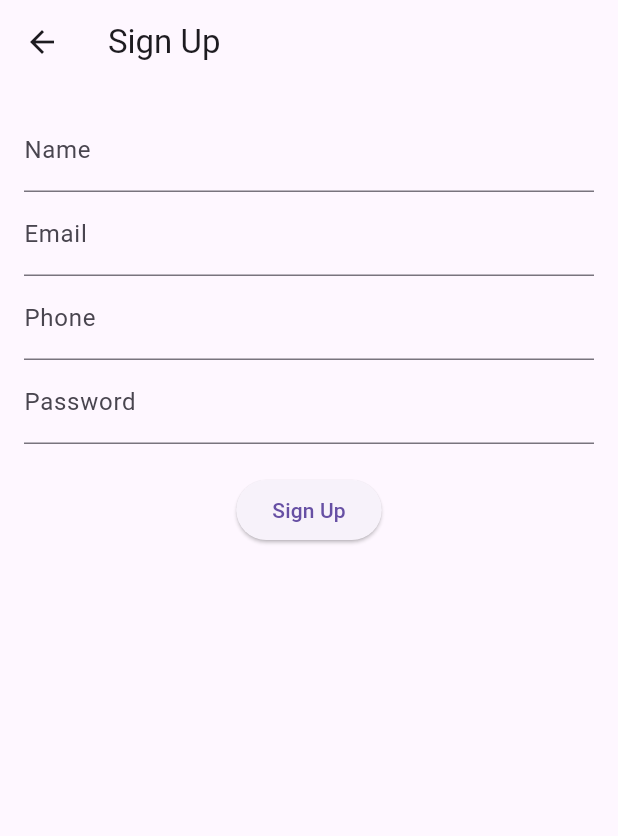
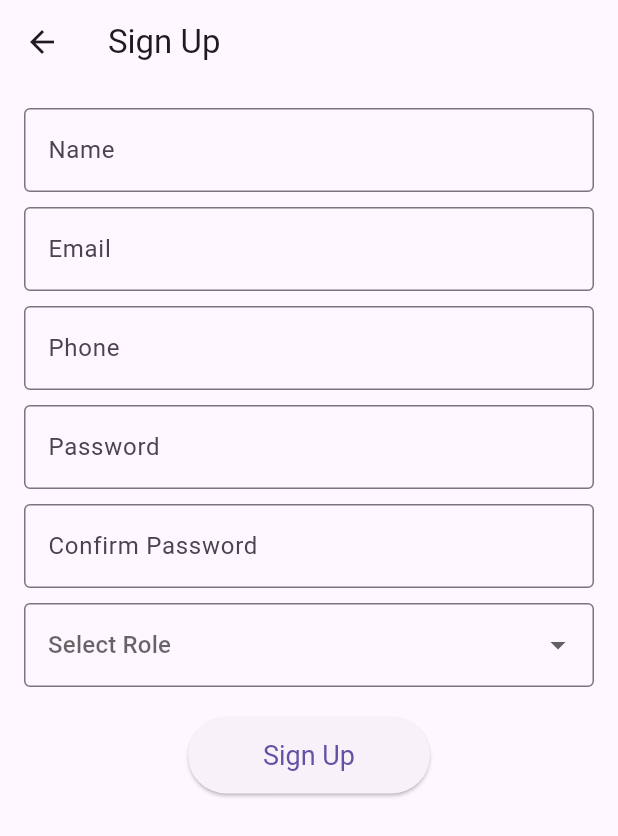
Before and after one commit to NasserAlmeel/hospital_ambulance_app_new, a Flutter app: the screen it shows after launch, after a tap on "Sign Up", on a phone screen of 412 x 824 dp. Shown: the top 836 px of the screen. Run offline on Flutter 3.47's test engine with Material 3 defaults, Android fonts, the phone set to English and light mode, and no system bars; our stand-ins replace firebase_auth, firebase_core, firebase_database, flutter_spinkit, fluttertoast, location; accounts and stored records are empty.

Commit message:
managment adding

```diff
--- a/lib/Auth/SignUpScreen.dart
+++ b/lib/Auth/SignUpScreen.dart
@@ -2,8 +2,6 @@ import 'package:firebase_auth/firebase_auth.dart';
 import 'package:firebase_database/firebase_database.dart';
 import 'package:flutter/material.dart';
 import 'package:fluttertoast/fluttertoast.dart';
-import 'package:hospital_ambulance_app_new/services/authService.dart';
-
 import 'loginScreen.dart';
 
 class SignUpScreen extends StatefulWidget {
@@ -16,7 +14,20 @@ class _SignUpScreenState extends State<SignUpScreen> {
   final TextEditingController emailController = TextEditingController();
   final TextEditingController phoneController = TextEditingController();
   final TextEditingController passwordController = TextEditingController();
+  final TextEditingController confirmPasswordController = TextEditingController();
   bool isLoading = false;
+
+  String? selectedRole; // New variable for storing the selected role
+  final List<String> roles = ['User', 'Admin']; // List of roles
+
+  Future<bool> isEmailInUse(String email) async {
+    final snapshot = await FirebaseDatabase.instance
+        .ref('users')
+        .orderByChild('email')
+        .equalTo(email)
+        .once();
+    return snapshot.snapshot.exists;
+  }
 
   Future<void> signUp() async {
     setState(() {
@@ -27,9 +38,43 @@ class _SignUpScreenState extends State<SignUpScreen> {
     String email = emailController.text.trim();
     String phone = phoneController.text.trim();
     String password = passwordController.text.trim();
+    String confirmPassword = confirmPasswordController.text.trim();
 
-    if (email.isEmpty || password.isEmpty || name.isEmpty || phone.isEmpty) {
+    if (name.isEmpty || email.isEmpty || phone.isEmpty || password.isEmpty || confirmPassword.isEmpty || selectedRole == null) {
       Fluttertoast.showToast(msg: 'Please fill all fields');
+      setState(() {
+        isLoading = false;
+      });
+      return;
+    }
+
+    if (!RegExp(r'^[a-zA-Z0-9._%+-]+@[a-zA-Z0-9.-]+\.[a-zA-Z]{2,}$').hasMatch(email)) {
+      Fluttertoast.showToast(msg: 'Please enter a valid email address');
+      setState(() {
+        isLoading = false;
+      });
+      return;
+    }
+
+    if (password != confirmPassword) {
+      Fluttertoast.showToast(msg: 'Passwords do not match');
+      setState(() {
+        isLoading = false;
+      });
+      return;
+    }
+
+    if (password.length < 6) {
+      Fluttertoast.showToast(msg: 'Password should be at least 6 characters');
+      setState(() {
+        isLoading = false;
+      });
+      return;
+    }
+
+    bool emailExists = await isEmailInUse(email);
+    if (emailExists) {
+      Fluttertoast.showToast(msg: 'Email is already in use');
       setState(() {
         isLoading = false;
       });
@@ -42,13 +87,12 @@ class _SignUpScreenState extends State<SignUpScreen> {
         password: password,
       );
 
-      // Save user information in Firebase Database (Users collection)
-      await FirebaseDatabase.instance
-          .ref('users/${userCredential.user?.uid}')
-          .set({
+      // Save user information including role in Firebase Database
+      await FirebaseDatabase.instance.ref('users/${userCredential.user?.uid}').set({
         'name': name,
         'email': email,
         'phone': phone,
+        'role': selectedRole, // Save the selected role
         'location': '', // Add logic to get location if necessary
       });
 
@@ -73,20 +117,65 @@ class _SignUpScreenState extends State<SignUpScreen> {
           children: [
             TextField(
               controller: nameController,
-              decoration: InputDecoration(labelText: 'Name'),
+              decoration: InputDecoration(
+                labelText: 'Name',
+                border: OutlineInputBorder(),
+              ),
             ),
+            SizedBox(height: 10),
             TextField(
               controller: emailController,
-              decoration: InputDecoration(labelText: 'Email'),
+              decoration: InputDecoration(
+                labelText: 'Email',
+                border: OutlineInputBorder(),
+              ),
+              keyboardType: TextInputType.emailAddress,
             ),
+            SizedBox(height: 10),
             TextField(
               controller: phoneController,
-              decoration: InputDecoration(labelText: 'Phone'),
+              decoration: InputDecoration(
+                labelText: 'Phone',
+                border: OutlineInputBorder(),
+              ),
+              keyboardType: TextInputType.phone,
             ),
+            SizedBox(height: 10),
             TextField(
               controller: passwordController,
               obscureText: true,
-              decoration: InputDecoration(labelText: 'Password'),
+              decoration: InputDecoration(
+                labelText: 'Password',
+                border: OutlineInputBorder(),
+              ),
+            ),
+            SizedBox(height: 10),
+            TextField(
+              controller: confirmPasswordController,
+              obscureText: true,
+              decoration: InputDecoration(
+                labelText: 'Confirm Password',
+                border: OutlineInputBorder(),
+              ),
+            ),
+            SizedBox(height: 10),
+            DropdownButtonFormField<String>(
+              value: selectedRole,
+              hint: Text('Select Role'),
+              items: roles.map((String role) {
+                return DropdownMenuItem<String>(
+                  value: role,
+                  child: Text(role),
+                );
+              }).toList(),
+              onChanged: (String? newValue) {
+                setState(() {
+                  selectedRole = newValue;
+                });
+              },
+              decoration: InputDecoration(
+                border: OutlineInputBorder(),
+              ),
             ),
             SizedBox(height: 20),
             isLoading
@@ -94,6 +183,10 @@ class _SignUpScreenState extends State<SignUpScreen> {
                 : ElevatedButton(
               onPressed: signUp,
               child: Text('Sign Up'),
+              style: ElevatedButton.styleFrom(
+                padding: EdgeInsets.symmetric(vertical: 15.0, horizontal: 50.0),
+                textStyle: TextStyle(fontSize: 18),
+              ),
             ),
           ],
         ),
--- a/lib/Auth/loginScreen.dart
+++ b/lib/Auth/loginScreen.dart
@@ -10,11 +10,43 @@ class LoginScreen extends StatefulWidget {
   _LoginScreenState createState() => _LoginScreenState();
 }
 
-class _LoginScreenState extends State<LoginScreen> {
+class _LoginScreenState extends State<LoginScreen> with SingleTickerProviderStateMixin {
   final _formKey = GlobalKey<FormState>(); // Key for the form
   final TextEditingController emailController = TextEditingController();
   final TextEditingController passController = TextEditingController();
   bool isLoading = false;
+
+  late AnimationController _controller;
+  late Animation<Offset> _offsetAnimation;
+
+  @override
+  void initState() {
+    super.initState();
+
+    // Initialize animation controller and slide transition animation
+    _controller = AnimationController(
+      duration: const Duration(milliseconds: 600),
+      vsync: this,
+    );
+
+    _offsetAnimation = Tween<Offset>(
+      begin: Offset(0.0, 1.0), // Animation starts from off-screen (bottom)
+      end: Offset.zero,
+    ).animate(CurvedAnimation(
+      parent: _controller,
+      curve: Curves.easeOut,
+    ));
+
+    _controller.forward(); // Start animation
+  }
+
+  @override
+  void dispose() {
+    _controller.dispose();
+    emailController.dispose();
+    passController.dispose();
+    super.dispose();
+  }
 
   @override
   Widget build(BuildContext context) {
@@ -42,7 +74,10 @@ class _LoginScreenState extends State<LoginScreen> {
                   key: _formKey, // Assign the form key
                   child: Column(
                     children: [
-                      TextFormField(
+                      // Animated TextField for Email
+                      SlideTransition(
+                        position: _offsetAnimation,
+                        child: TextFormField(
                           controller: emailController,
                           decoration: InputDecoration(
                             hintText: 'Email',
@@ -52,14 +87,19 @@ class _LoginScreenState extends State<LoginScreen> {
                           validator: (value) {
                             if (value == null || value.isEmpty) {
                               return 'Please enter your email';
-                          } else if (!RegExp(r'^[a-zA-Z0-9._%+-]+@[a-zA-Z0-9.-]+\.[a-zA-Z]{2,}$').hasMatch(value)) {
+                            } else if (!RegExp(r'^[a-zA-Z0-9._%+-]+@[a-zA-Z0-9.-]+\.[a-zA-Z]{2,}$')
+                                .hasMatch(value)) {
                               return 'Please enter a valid email';
                             }
                             return null;
                           },
                         ),
+                      ),
                       SizedBox(height: 20),
-                      TextFormField(
+                      // Animated TextField for Password
+                      SlideTransition(
+                        position: _offsetAnimation,
+                        child: TextFormField(
                           obscureText: true,
                           controller: passController,
                           decoration: InputDecoration(
@@ -70,11 +110,12 @@ class _LoginScreenState extends State<LoginScreen> {
                           validator: (value) {
                             if (value == null || value.isEmpty) {
                               return 'Please enter your password';
-                          } else if (value.length < 8) {
+                            } else if (value.length < 6) {
                               return 'Password must be at least 6 characters';
                             }
                             return null;
                           },
+                        ),
                       ),
                       SizedBox(height: 20),
                       ElevatedButton(
```
Also changed, not shown: lib/screens/AdminDashboard.dart (added, +52 -0 lines), lib/screens/LogManagementScreen.dart (added, +87 -0 lines), lib/screens/ProfileScreen.dart (+3 -11 lines), lib/screens/RequestManagementScreen.dart (added, +92 -0 lines), lib/screens/RoleManagementScreen.dart (added, +85 -0 lines), lib/screens/UserManagementScreen.dart (added, +134 -0 lines), lib/screens/home_page.dart (+16 -12 lines). Lines whose indentation alone changed are shown as unchanged.
